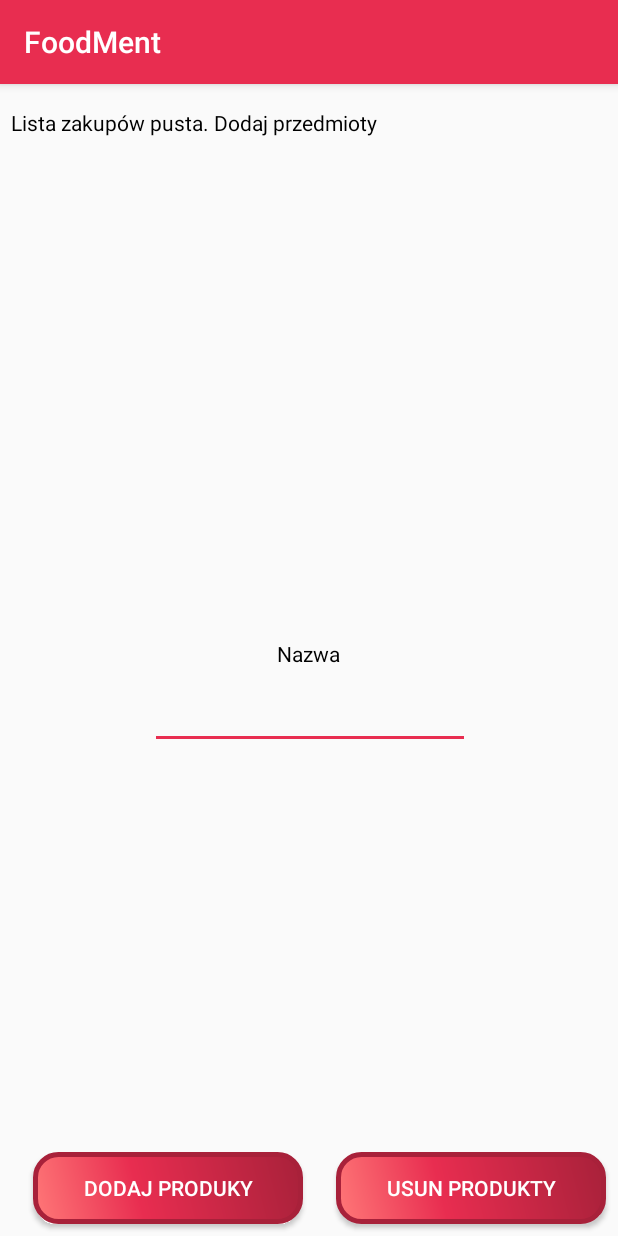
After one commit to FreRealEstate/FoodMent, an Android app: the ListaZakupow screen opened directly, with no data from a screen before it, on a phone screen of 412 x 824 dp. The commit adds this screen. Run offline under Robolectric (Android 15) with nearby library versions, the phone set to English and light mode, and no system bars.

Commit message:
-dodalem prosta liste zakupow do menu glownego

```diff
--- a/app/src/main/AndroidManifest.xml
+++ b/app/src/main/AndroidManifest.xml
@@ -25,7 +25,8 @@
         <activity android:name=".Dieta" />
         <activity android:name=".ListaPrzepisow" />
         <activity android:name=".Przepis" />
-        <activity android:name=".MainActivity"></activity>
+        <activity android:name=".MainActivity" />
+        <activity android:name=".ListaZakupow"></activity>
     </application>
 
 </manifest>
--- /dev/null
+++ b/app/src/main/java/com/example/czareg/foodment/ListaZakupow.java
@@ -0,0 +1,140 @@
+package com.example.czareg.foodment;
+
+import android.support.v7.app.AppCompatActivity;
+import android.os.Bundle;
+import android.util.Log;
+import android.view.View;
+import android.widget.Button;
+import android.widget.TextView;
+import android.widget.Toast;
+
+import java.io.BufferedReader;
+import java.io.DataInputStream;
+import java.io.File;
+import java.io.FileInputStream;
+import java.io.FileOutputStream;
+import java.io.IOException;
+import java.io.InputStreamReader;
+import java.util.Vector;
+
+public class ListaZakupow extends AppCompatActivity {
+    private static final String TAG = Lodowka.class.getSimpleName();
+    TextView zawartosc=null;
+    TextView nazwa=null;
+    Button dodawanie=null;
+    Button usuwanie=null;
+    public Vector<String> listaZakupow=null;
+
+    @Override
+    protected void onCreate(Bundle savedInstanceState) {
+        super.onCreate(savedInstanceState);
+        setContentView(R.layout.activity_lista_zakupow);
+        listaZakupow=new Vector<String>();
+
+        zawartosc= (TextView) findViewById(R.id.zawartosc);
+        dodawanie = (Button) findViewById(R.id.dodawanie);
+
+        dodawanie.setOnClickListener(new View.OnClickListener(){
+            @Override
+            public void onClick(View v){
+                btnAddData(v);
+            }
+        });
+        usuwanie = (Button) findViewById(R.id.usuwanie);
+        usuwanie.setOnClickListener(new View.OnClickListener(){
+            @Override
+            public void onClick(View v){
+                btnDelData(v);
+            }
+        });
+        nazwa = (TextView) findViewById(R.id.listaPrzepisow);
+        loadData();
+    }
+
+
+    void loadData(){
+        String lineFromFile;
+        String filename = "listaZakupow.txt";
+        String filepath = "settings";
+        File myExternalFile = new File(getExternalFilesDir(filepath), filename);
+
+        if(myExternalFile.exists()){
+            try {
+                FileInputStream fis = new FileInputStream(myExternalFile);
+                DataInputStream in = new DataInputStream(fis);
+                BufferedReader br =
+                        new BufferedReader(new InputStreamReader(in));
+
+                while((lineFromFile=br.readLine())!=null){
+                    listaZakupow.add(lineFromFile);
+                }
+                in.close();
+                setTextToTextView();
+
+            } catch (IOException e) {
+                e.getStackTrace();
+                Log.d(TAG, "IOException e");
+            }
+        }else {
+            zawartosc.setText("Lista zakupów pusta. Dodaj przedmioty");
+        }
+    }
+    void setTextToTextView(){
+        String text="";
+
+        for(int i=0;i<listaZakupow.size();i++){
+            text=text+listaZakupow.get(i)+"\n";
+        }
+        zawartosc.setText(text);
+        if(listaZakupow.size()==0)
+            zawartosc.setText("Lista zakupów pusta. Dodaj przedmioty");
+    }
+
+    void btnAddData(View v){
+        String n=nazwa.getText().toString();
+
+        if( n != null && !n.isEmpty()){
+            listaZakupow.add(n);
+            setTextToTextView();
+            saveData();
+            nazwa.setText("");
+            Toast.makeText(ListaZakupow.this,"Dodano!",Toast.LENGTH_SHORT).show();
+
+        } else{
+            Toast.makeText(ListaZakupow.this,"Podaj nazwe produktu!",Toast.LENGTH_SHORT).show();
+        }
+
+    }
+    void btnDelData(View v) {
+        String n=nazwa.getText().toString();
+        for(int i=0;i<listaZakupow.size();i++){
+            if(listaZakupow.get(i).equals(n)){
+                listaZakupow.remove(i);
+                setTextToTextView();
+                saveData();
+                nazwa.setText("");
+                Toast.makeText(ListaZakupow.this,"Usunieto!",Toast.LENGTH_SHORT).show();
+                break;
+            }
+        }
+    }
+    void saveData(){
+        String lineFromFile;
+        String filename = "listaZakupow.txt";
+        String filepath = "settings";
+        File myExternalFile = new File(getExternalFilesDir(filepath), filename);
+        try{
+            FileOutputStream fos = new FileOutputStream(myExternalFile);
+
+            for(int i=0;i<listaZakupow.size();i++)
+            {
+                fos.write(listaZakupow.get(i).getBytes());
+                fos.write("\n".getBytes());
+            }
+
+            fos.close();
+        } catch (IOException e) {
+            e.getStackTrace();
+        }
+    }
+}
--- /dev/null
+++ b/app/src/main/res/layout/activity_lista_zakupow.xml
@@ -0,0 +1,76 @@
+<?xml version="1.0" encoding="utf-8"?>
+<android.support.constraint.ConstraintLayout xmlns:android="http://schemas.android.com/apk/res/android"
+    xmlns:app="http://schemas.android.com/apk/res-auto"
+    xmlns:tools="http://schemas.android.com/tools"
+    android:layout_width="match_parent"
+    android:layout_height="match_parent"
+    tools:context="com.example.czareg.foodment.ListaZakupow">
+
+<Button
+    android:id="@+id/dodawanie"
+    android:layout_width="180dp"
+    android:layout_height="0dp"
+    android:layout_marginBottom="8dp"
+    android:layout_marginEnd="8dp"
+    android:layout_marginStart="8dp"
+    android:background="@drawable/buttonshape"
+    android:text="Dodaj produky"
+    android:textColor="@color/textColorWhite"
+    android:textSize="14sp"
+    app:layout_constraintBottom_toBottomOf="parent"
+    app:layout_constraintEnd_toStartOf="@+id/usuwanie"
+    app:layout_constraintStart_toStartOf="parent" />
+
+<Button
+    android:id="@+id/usuwanie"
+    android:layout_width="180dp"
+    android:layout_height="0dp"
+    android:layout_marginBottom="8dp"
+    android:layout_marginEnd="8dp"
+    android:background="@drawable/buttonshape"
+    android:text="Usun produkty"
+    android:textColor="@color/textColorWhite"
+    app:layout_constraintBottom_toBottomOf="parent"
+    app:layout_constraintEnd_toEndOf="parent" />
+
+    <TextView
+        android:id="@+id/zawartosc"
+        android:layout_width="wrap_content"
+        android:layout_height="wrap_content"
+        android:layout_marginStart="7dp"
+        android:layout_marginTop="16dp"
+        android:text="zawartosc listy"
+        android:textColor="@color/textColor"
+        app:layout_constraintStart_toStartOf="parent"
+        app:layout_constraintTop_toTopOf="parent" />
+
+    <EditText
+        android:id="@+id/listaPrzepisow"
+        android:layout_width="wrap_content"
+        android:layout_height="wrap_content"
+        android:layout_marginEnd="8dp"
+        android:layout_marginStart="8dp"
+        android:layout_marginTop="8dp"
+        android:ems="10"
+        android:inputType="textPersonName"
+        app:layout_constraintEnd_toEndOf="parent"
+        app:layout_constraintHorizontal_bias="0.503"
+        app:layout_constraintStart_toStartOf="parent"
+        app:layout_constraintTop_toBottomOf="@+id/textView7" />
+
+    <TextView
+        android:id="@+id/textView7"
+        android:layout_width="43dp"
+        android:layout_height="20dp"
+        android:layout_marginEnd="8dp"
+        android:layout_marginStart="8dp"
+        android:layout_marginTop="370dp"
+        android:text="Nazwa"
+        android:textColor="@color/textColor"
+        android:textSize="@dimen/smallTextSize"
+        app:layout_constraintEnd_toEndOf="parent"
+        app:layout_constraintHorizontal_bias="0.501"
+        app:layout_constraintStart_toStartOf="parent"
+        app:layout_constraintTop_toTopOf="parent" />
+
+</android.support.constraint.ConstraintLayout>
--- a/app/src/main/res/values/strings.xml
+++ b/app/src/main/res/values/strings.xml
@@ -1,4 +1,4 @@
 <resources>
     <string name="app_name">FoodMent</string>
-<string name="vmi"><![CDATA[Tabela oznaczeń bmi:\n< 16,0 – wygłodzenie \n16,0–16,99 – wychudzenie (spowodowane często przez anoreksję lub inną ciężką chorobę) \n17,0–18,49 – niedowagę \n18,5–24,99 – wartość prawidłową \n25,0–29,99 – nadwagę \n30,0–34,99 – I stopień otyłości \n35,0–39,99 – II stopień otyłości (otyłość kliniczna) \n≥ 40,0 – III stopień otyłości (otyłość skrajna)]]></string>
+    <string name="vmi"><![CDATA[Tabela oznaczeń bmi:\n< 16,0 – wygłodzenie \n16,0–16,99 – wychudzenie (spowodowane często przez anoreksję lub inną ciężką chorobę) \n17,0–18,49 – niedowagę \n18,5–24,99 – wartość prawidłową \n25,0–29,99 – nadwagę \n30,0–34,99 – I stopień otyłości \n35,0–39,99 – II stopień otyłości (otyłość kliniczna) \n≥ 40,0 – III stopień otyłości (otyłość skrajna)]]></string>
 </resources>
```
Also changed, not shown: app/src/main/java/com/example/czareg/foodment/MenuGlowne.java (+15 -0 lines), app/src/main/res/layout/activity_menu_glowne.xml (+13 -0 lines).
